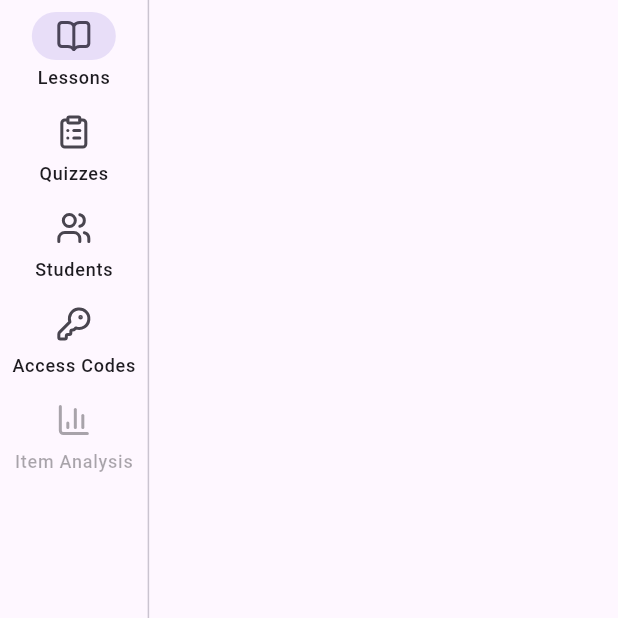
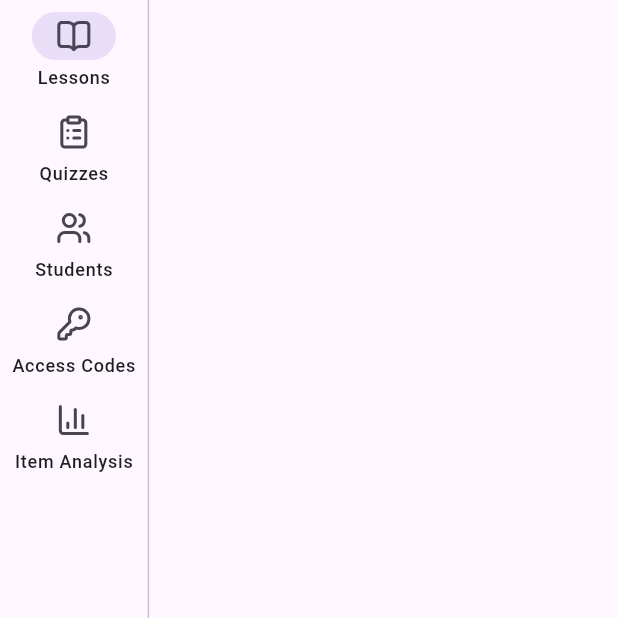
Before and after one commit to cedcedie/ARwebmob, a Flutter app: the TeacherShell screen opened directly with empty values, on a phone screen of 412 x 824 dp, the top half of it. Run offline on Flutter 3.47's test engine with Material 3 defaults, Android fonts, the phone set to English and light mode, and no system bars; our stand-ins replace cloud_firestore, data_table_2, file_picker, firebase_auth, firebase_core, firebase_storage and 11 more; missing offline and left inert: flutter_embed_unity, model_viewer_plus, shadcn_ui; accounts and stored records are empty.

Commit message:
fix(teacher): nest item-analysis route in shell, drop its own AppBar, enable nav rail entry
Item Analysis was a top-level GoRoute outside the ShellRoute, so navigating
to it dropped the persistent side nav entirely. Move it into the
ShellRoute's nested routes so the nav rail persists (push behavior from
the quiz table's icon button is unchanged).

Replace its bare Scaffold+AppBar with the same chrome-less pattern every
other shell screen uses (a body-only Scaffold with an in-content header
row), adding a plain Navigator-based back arrow since the shell provides
no chrome of its own.

The nav rail's Item Analysis destination was still disabled/tooltipped
"Coming in Phase 5" despite being fully reachable via the quiz table -
enable it for real. Since item analysis is always quiz-scoped and there is
no standalone list route, selecting it from the rail (when not already
viewing one) now sends the teacher to Quizzes, where every quiz's
analysis link lives; the rail highlights the Item Analysis destination
while actually viewing one.

Co-Authored-By: Claude Sonnet 5 <noreply@anthropic.com>

```diff
--- a/lib/features/teacher/app/teacher_shell.dart
+++ b/lib/features/teacher/app/teacher_shell.dart
@@ -48,12 +48,8 @@ class TeacherShell extends StatelessWidget {
                 label: Text('Access Codes'),
               ),
               NavigationRailDestination(
-                icon: Tooltip(
-                  message: 'Coming in Phase 5',
-                  child: Icon(LucideIcons.chartColumn),
-                ),
+                icon: Icon(LucideIcons.chartColumn),
                 label: Text('Item Analysis'),
-                disabled: true,
               ),
             ],
           ),
```
Also changed, not shown: lib/features/teacher/app/router.dart (+38 -8 lines), lib/features/teacher/quizzes/item_analysis_screen.dart (+39 -4 lines).
